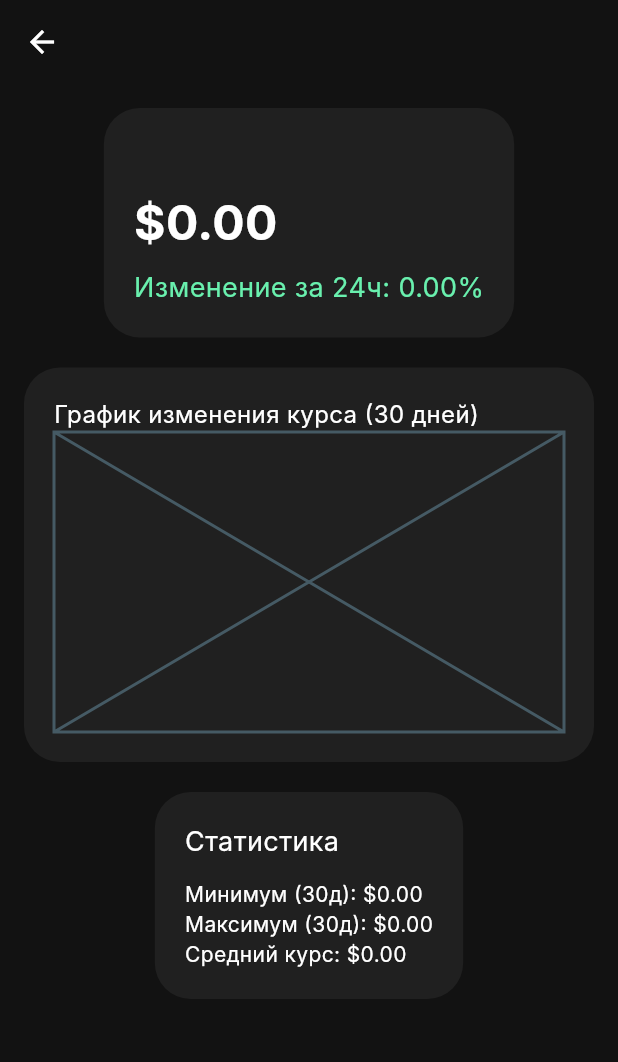
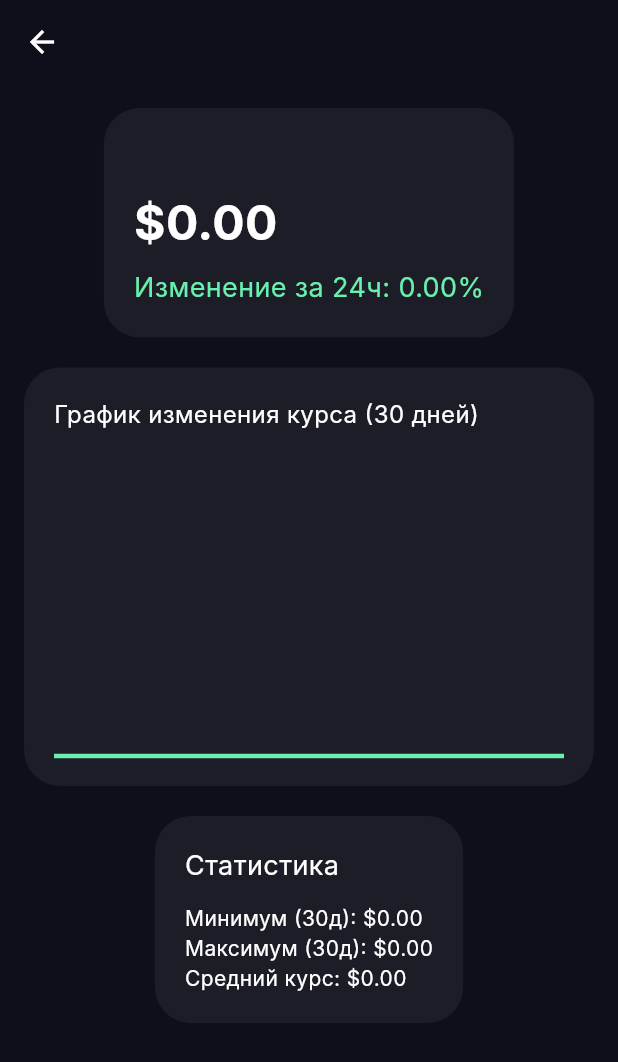
Before and after one commit to popugayt/Crypto-tracker, a Flutter app: the CryptoDetailScreen screen opened directly with empty values, on a phone screen of 412 x 824 dp. Shown: the top 1062 px of the screen. Run offline on Flutter 3.47's test engine with Material 3 defaults, Android fonts, the phone set to English and light mode, and no system bars; drawn by our look-alikes of fl_chart; network calls fail; Roboto replaces fonts that are missing (Inter).

Commit message:
add chart on detais screen

```diff
--- a/lib/models/crypto.dart
+++ b/lib/models/crypto.dart
@@ -15,11 +15,12 @@ class Crypto {
 
   factory Crypto.fromJson(Map<String, dynamic> json) {
     return Crypto(
-      id: json['id'],
-      name: json['name'],
-      symbol: json['symbol'],
-      price: json['current_price'].toDouble(),
-      change24h: json['price_change_percentage_24h'].toDouble(),
+      id: json['id'] ?? '',
+      name: json['name'] ?? '',
+      symbol: json['symbol'] ?? '',
+      price: (json['current_price'] as num?)?.toDouble() ?? 0.0,
+      change24h:
+      (json['price_change_percentage_24h'] as num?)?.toDouble() ?? 0.0,
     );
   }
 }
--- a/lib/screens/crypto_detail_screen.dart
+++ b/lib/screens/crypto_detail_screen.dart
@@ -1,4 +1,6 @@
+import 'dart:math';
 import 'package:flutter/material.dart';
+import 'package:fl_chart/fl_chart.dart';
 import '../models/crypto.dart';
 
 class CryptoDetailScreen extends StatelessWidget {
@@ -9,6 +11,7 @@ class CryptoDetailScreen extends StatelessWidget {
   @override
   Widget build(BuildContext context) {
     return Scaffold(
+      backgroundColor: const Color(0xFF0E0F1A),
       appBar: AppBar(
         title: Text(crypto.symbol.toUpperCase()),
         backgroundColor: Colors.transparent,
@@ -29,6 +32,7 @@ class CryptoDetailScreen extends StatelessWidget {
     );
   }
 
+  // 🔹 Карточка с основной информацией
   Widget _infoCard() => _glassCard(
     child: Column(
       crossAxisAlignment: CrossAxisAlignment.start,
@@ -41,13 +45,18 @@ class CryptoDetailScreen extends StatelessWidget {
         Text(
           '\$${crypto.price.toStringAsFixed(2)}',
           style: const TextStyle(
-              fontSize: 32, fontWeight: FontWeight.bold, color: Colors.white),
+            fontSize: 32,
+            fontWeight: FontWeight.bold,
+            color: Colors.white,
+          ),
         ),
         const SizedBox(height: 8),
         Text(
           'Изменение за 24ч: ${crypto.change24h.toStringAsFixed(2)}%',
           style: TextStyle(
-            color: crypto.change24h >= 0 ? Colors.greenAccent : Colors.redAccent,
+            color: crypto.change24h >= 0
+                ? Colors.greenAccent
+                : Colors.redAccent,
             fontSize: 18,
           ),
         ),
@@ -55,19 +64,51 @@ class CryptoDetailScreen extends StatelessWidget {
     ),
   );
 
+  // 📈 График
   Widget _chartCard() => _glassCard(
     child: Column(
       crossAxisAlignment: CrossAxisAlignment.start,
-      children: const [
-        Text(
+      children: [
+        const Text(
           "График изменения курса (30 дней)",
           style: TextStyle(fontSize: 16, color: Colors.white),
         ),
-        SizedBox(height: 200, child: Placeholder()), // тут будет график
+        const SizedBox(height: 16),
+        SizedBox(
+          height: 200,
+          child: LineChart(
+            LineChartData(
+              gridData: FlGridData(show: false),
+              titlesData: FlTitlesData(show: false),
+              borderData: FlBorderData(show: false),
+              minY: crypto.price * 0.85,
+              maxY: crypto.price * 1.15,
+              lineBarsData: [
+                LineChartBarData(
+                  spots: _generateMockData(),
+                  isCurved: true,
+                  color: crypto.change24h >= 0
+                      ? Colors.greenAccent
+                      : Colors.redAccent,
+                  barWidth: 3,
+                  dotData: FlDotData(show: false),
+                  belowBarData: BarAreaData(
+                    show: true,
+                    color: (crypto.change24h >= 0
+                        ? Colors.greenAccent
+                        : Colors.redAccent)
+                        .withOpacity(0.2),
+                  ),
+                ),
+              ],
+            ),
+          ),
+        ),
       ],
     ),
   );
 
+  // 📊 Статистика
   Widget _statsCard() => _glassCard(
     child: Column(
       crossAxisAlignment: CrossAxisAlignment.start,
@@ -77,7 +118,6 @@ class CryptoDetailScreen extends StatelessWidget {
           style: TextStyle(fontSize: 18, color: Colors.white),
         ),
         const SizedBox(height: 12),
-        // Минимум, максимум и среднее — можно посчитать при желании
         Text(
           "Минимум (30д): \$${(crypto.price * 0.9).toStringAsFixed(2)}",
           style: const TextStyle(color: Colors.white),
@@ -94,6 +134,7 @@ class CryptoDetailScreen extends StatelessWidget {
     ),
   );
 
+  // ✨ Glassmorphism карточка
   Widget _glassCard({required Widget child}) => Container(
     padding: const EdgeInsets.all(20),
     decoration: BoxDecoration(
@@ -102,4 +143,18 @@ class CryptoDetailScreen extends StatelessWidget {
     ),
     child: child,
   );
+
+  // 📉 Генерация тестовых данных для графика
+  List<FlSpot> _generateMockData() {
+    final List<FlSpot> spots = [];
+    final random = Random();
+    double value = crypto.price;
+
+    for (int i = 0; i < 30; i++) {
+      value += (random.nextDouble() - 0.5) * crypto.price * 0.05;
+      spots.add(FlSpot(i.toDouble(), value));
+    }
+
+    return spots;
+  }
 }
--- a/pubspec.yaml
+++ b/pubspec.yaml
@@ -14,6 +14,7 @@ dependencies:
 
   cupertino_icons: ^1.0.8
   http: ^1.2.0
+  fl_chart: ^0.66.0   # 🔥 для графика крипты
 
 dev_dependencies:
   flutter_test:
```
Also changed, not shown: pubspec.lock.
